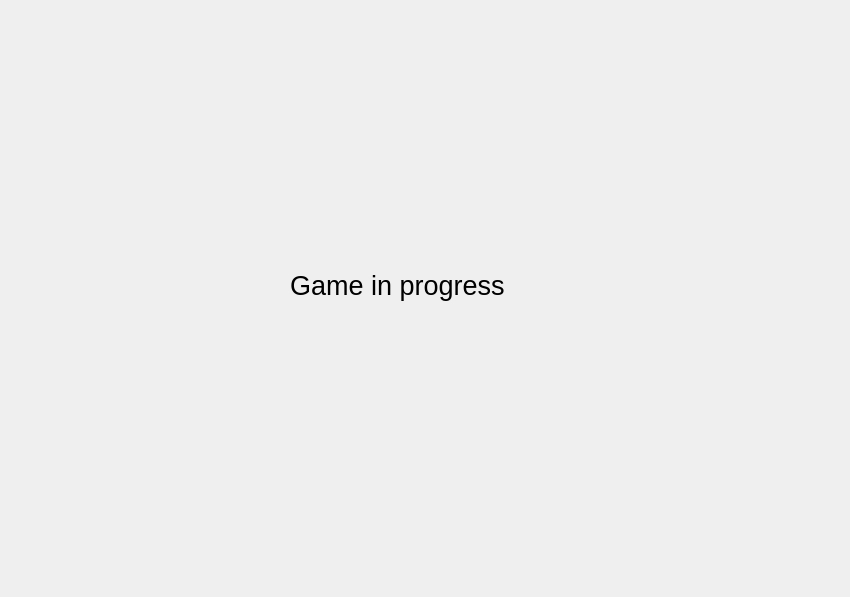
Before: the Qt Designer form Kahoot_client/gamestate.ui in JanMetz/Kahoot, drawn with Qt 5.
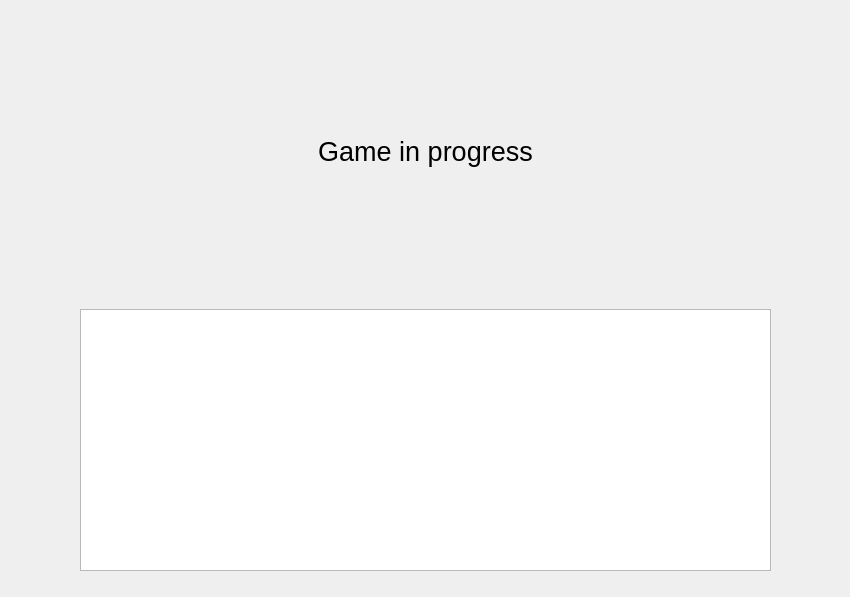
After: the same form once the commit is applied.

```diff
--- a/Kahoot_client/gamestate.ui
+++ b/Kahoot_client/gamestate.ui
@@ -13,23 +13,171 @@
   <property name="windowTitle">
    <string>Game</string>
   </property>
-  <widget class="QLabel" name="label_5">
+  <widget class="QWidget" name="">
    <property name="geometry">
     <rect>
-     <x>290</x>
-     <y>190</y>
-     <width>251</width>
-     <height>191</height>
+     <x>40</x>
+     <y>10</y>
+     <width>771</width>
+     <height>571</height>
     </rect>
    </property>
-   <property name="font">
-    <font>
-     <pointsize>20</pointsize>
-    </font>
-   </property>
-   <property name="text">
-    <string>Game in progress</string>
-   </property>
+   <layout class="QVBoxLayout" name="verticalLayout">
+    <item>
+     <spacer name="verticalSpacer_3">
+      <property name="orientation">
+       <enum>Qt::Vertical</enum>
+      </property>
+      <property name="sizeType">
+       <enum>QSizePolicy::Fixed</enum>
+      </property>
+      <property name="sizeHint" stdset="0">
+       <size>
+        <width>20</width>
+        <height>10</height>
+       </size>
+      </property>
+     </spacer>
+    </item>
+    <item>
+     <layout class="QHBoxLayout" name="horizontalLayout_4">
+      <item>
+       <spacer name="horizontalSpacer_3">
+        <property name="orientation">
+         <enum>Qt::Horizontal</enum>
+        </property>
+        <property name="sizeHint" stdset="0">
+         <size>
+          <width>40</width>
+          <height>20</height>
+         </size>
+        </property>
+       </spacer>
+      </item>
+      <item>
+       <widget class="QLabel" name="label_5">
+        <property name="sizePolicy">
+         <sizepolicy hsizetype="Preferred" vsizetype="Preferred">
+          <horstretch>0</horstretch>
+          <verstretch>0</verstretch>
+         </sizepolicy>
+        </property>
+        <property name="font">
+         <font>
+          <pointsize>20</pointsize>
+         </font>
+        </property>
+        <property name="text">
+         <string>Game in progress</string>
+        </property>
+        <property name="alignment">
+         <set>Qt::AlignCenter</set>
+        </property>
+        <property name="margin">
+         <number>70</number>
+        </property>
+       </widget>
+      </item>
+      <item>
+       <spacer name="horizontalSpacer_4">
+        <property name="orientation">
+         <enum>Qt::Horizontal</enum>
+        </property>
+        <property name="sizeHint" stdset="0">
+         <size>
+          <width>40</width>
+          <height>20</height>
+         </size>
+        </property>
+       </spacer>
+      </item>
+     </layout>
+    </item>
+    <item>
+     <spacer name="verticalSpacer_2">
+      <property name="orientation">
+       <enum>Qt::Vertical</enum>
+      </property>
+      <property name="sizeType">
+       <enum>QSizePolicy::Fixed</enum>
+      </property>
+      <property name="sizeHint" stdset="0">
+       <size>
+        <width>20</width>
+        <height>20</height>
+       </size>
+      </property>
+     </spacer>
+    </item>
+    <item>
+     <layout class="QHBoxLayout" name="horizontalLayout_3">
+      <item>
+       <spacer name="horizontalSpacer">
+        <property name="orientation">
+         <enum>Qt::Horizontal</enum>
+        </property>
+        <property name="sizeType">
+         <enum>QSizePolicy::Fixed</enum>
+        </property>
+        <property name="sizeHint" stdset="0">
+         <size>
+          <width>40</width>
+          <height>20</height>
+         </size>
+        </property>
+       </spacer>
+      </item>
+      <item>
+       <widget class="QListWidget" name="listWidget">
+        <property name="sizePolicy">
+         <sizepolicy hsizetype="Minimum" vsizetype="Minimum">
+          <horstretch>0</horstretch>
+          <verstretch>0</verstretch>
+         </sizepolicy>
+        </property>
+        <property name="minimumSize">
+         <size>
+          <width>0</width>
+          <height>0</height>
+         </size>
+        </property>
+       </widget>
+      </item>
+      <item>
+       <spacer name="horizontalSpacer_2">
+        <property name="orientation">
+         <enum>Qt::Horizontal</enum>
+        </property>
+        <property name="sizeType">
+         <enum>QSizePolicy::Fixed</enum>
+        </property>
+        <property name="sizeHint" stdset="0">
+         <size>
+          <width>40</width>
+          <height>20</height>
+         </size>
+        </property>
+       </spacer>
+      </item>
+     </layout>
+    </item>
+    <item>
+     <spacer name="verticalSpacer">
+      <property name="orientation">
+       <enum>Qt::Vertical</enum>
+      </property>
+      <property name="sizeType">
+       <enum>QSizePolicy::Fixed</enum>
+      </property>
+      <property name="sizeHint" stdset="0">
+       <size>
+        <width>20</width>
+        <height>10</height>
+       </size>
+      </property>
+     </spacer>
+    </item>
+   </layout>
   </widget>
  </widget>
  <resources/>
```
